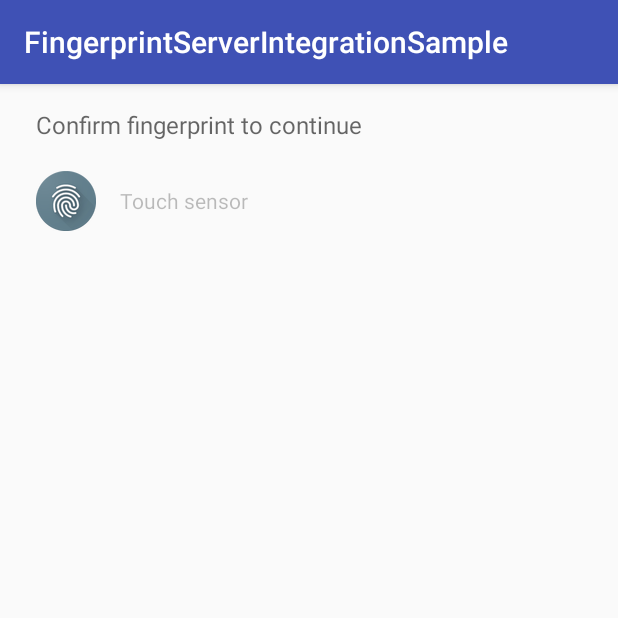
After one commit to marcelosantosti/EasyFingerprint, an Android app: the fragment FingerprintAuthenticationDialogFragment shown on its own in the app's theme, on a phone screen of 412 x 824 dp, the top half of it. The commit adds this screen. Run offline under Robolectric (Android 15) with nearby library versions, the phone set to English and light mode, and no system bars; 2 statements that could not run were skipped.

Commit message:
- Creating fingerprint dialog. This implementation ins´t done yet.

```diff
--- a/app/build.gradle
+++ b/app/build.gradle
@@ -23,4 +23,6 @@ dependencies {
     compile fileTree(dir: 'libs', include: ['*.jar'])
     testCompile 'junit:junit:4.12'
     compile 'com.android.support:appcompat-v7:23.3.0'
+    compile 'com.squareup.dagger:dagger:1.2.2'
+    compile 'com.squareup.dagger:dagger-compiler:1.2.2'
 }
--- /dev/null
+++ b/app/src/main/java/marcelosantosti/com/fingerprintserverintegrationsample/FingerprintAuthenticationDialogFragment.java
@@ -0,0 +1,109 @@
+/*
+ * Copyright (C) 2015 The Android Open Source Project
+ *
+ * Licensed under the Apache License, Version 2.0 (the "License");
+ * you may not use this file except in compliance with the License.
+ * You may obtain a copy of the License at
+ *
+ *      http://www.apache.org/licenses/LICENSE-2.0
+ *
+ * Unless required by applicable law or agreed to in writing, software
+ * distributed under the License is distributed on an "AS IS" BASIS,
+ * WITHOUT WARRANTIES OR CONDITIONS OF ANY KIND, either express or implied.
+ * See the License for the specific language governing permissions and
+ * limitations under the License
+ */
+
+package marcelosantosti.com.fingerprintserverintegrationsample;
+
+import android.app.Activity;
+import android.app.DialogFragment;
+import android.hardware.fingerprint.FingerprintManager;
+import android.os.Bundle;
+import android.view.LayoutInflater;
+import android.view.View;
+import android.view.ViewGroup;
+import android.widget.Button;
+import android.widget.CheckBox;
+import android.widget.EditText;
+import android.widget.TextView;
+
+/**
+ * A dialog which uses fingerprint APIs to authenticate the user, and falls back to password
+ * authentication if fingerprint is not available.
+ */
+public class FingerprintAuthenticationDialogFragment extends DialogFragment {
+
+    private Button mCancelButton;
+    private Button mSecondDialogButton;
+    private View mFingerprintContent;
+    private View mBackupContent;
+    private EditText mPassword;
+    private CheckBox mUseFingerprintFutureCheckBox;
+    private TextView mPasswordDescriptionTextView;
+    private TextView mNewFingerprintEnrolledTextView;
+
+    private FingerprintManager.CryptoObject mCryptoObject;
+    private MainActivity mActivity;
+
+    @Override
+    public void onCreate(Bundle savedInstanceState) {
+        super.onCreate(savedInstanceState);
+
+        // Do not create a new Fragment when the Activity is re-created such as orientation changes.
+        setRetainInstance(true);
+        setStyle(DialogFragment.STYLE_NORMAL, android.R.style.Theme_Material_Light_Dialog);
+
+        // We register a new user account here. Real apps should do this with proper UIs.
+        //enroll();
+    }
+
+    @Override
+    public View onCreateView(LayoutInflater inflater, ViewGroup container,
+            Bundle savedInstanceState) {
+        getDialog().setTitle(getString(R.string.sign_in));
+        View v = inflater.inflate(R.layout.fingerprint_dialog_container, container, false);
+        mCancelButton = (Button) v.findViewById(R.id.cancel_button);
+        mCancelButton.setOnClickListener(new View.OnClickListener() {
+            @Override
+            public void onClick(View view) {
+                dismiss();
+            }
+        });
+
+        mSecondDialogButton = (Button) v.findViewById(R.id.second_dialog_button);
+//        mSecondDialogButton.setOnClickListener(new View.OnClickListener() {
+//            @Override
+//            public void onClick(View view) {
+//                if (mStage == Stage.FINGERPRINT) {
+//                    goToBackup();
+//                } else {
+//                    verifyPassword();
+//                }
+//            }
+//        });
+        mFingerprintContent = v.findViewById(R.id.fingerprint_container);
+        mBackupContent = v.findViewById(R.id.backup_container);
+        mPassword = (EditText) v.findViewById(R.id.password);
+        //mPassword.setOnEditorActionListener(this);
+        mPasswordDescriptionTextView = (TextView) v.findViewById(R.id.password_description);
+        mUseFingerprintFutureCheckBox = (CheckBox)
+                v.findViewById(R.id.use_fingerprint_in_future_check);
+        mNewFingerprintEnrolledTextView = (TextView)
+                v.findViewById(R.id.new_fingerprint_enrolled_description);
+
+        return v;
+    }
+
+    @Override
+    public void onPause() {
+
+        super.onPause();
+    }
+
+    @Override
+    public void onAttach(Activity activity) {
+        super.onAttach(activity);
+        mActivity = (MainActivity) activity;
+    }
+}
--- /dev/null
+++ b/app/src/main/res/layout/fingerprint_dialog_container.xml
@@ -0,0 +1,65 @@
+<?xml version="1.0" encoding="utf-8"?>
+<!--
+  ~ Copyright (C) 2015 The Android Open Source Project
+  ~
+  ~ Licensed under the Apache License, Version 2.0 (the "License");
+  ~ you may not use this file except in compliance with the License.
+  ~ You may obtain a copy of the License at
+  ~
+  ~      http://www.apache.org/licenses/LICENSE-2.0
+  ~
+  ~ Unless required by applicable law or agreed to in writing, software
+  ~ distributed under the License is distributed on an "AS IS" BASIS,
+  ~ WITHOUT WARRANTIES OR CONDITIONS OF ANY KIND, either express or implied.
+  ~ See the License for the specific language governing permissions and
+  ~ limitations under the License
+  -->
+<LinearLayout xmlns:android="http://schemas.android.com/apk/res/android"
+    android:layout_width="match_parent"
+    android:layout_height="match_parent"
+    android:orientation="vertical">
+
+    <FrameLayout
+        android:layout_width="wrap_content"
+        android:layout_height="wrap_content">
+
+        <include layout="@layout/fingerprint_dialog_content" />
+
+        <include
+            layout="@layout/fingerprint_dialog_backup"
+            android:visibility="gone" />
+
+    </FrameLayout>
+
+    <LinearLayout
+        android:id="@+id/buttonPanel"
+        android:layout_width="match_parent"
+        android:layout_height="wrap_content"
+        android:orientation="horizontal"
+        android:paddingStart="12dp"
+        android:paddingEnd="12dp"
+        android:paddingTop="4dp"
+        android:paddingBottom="4dp"
+        android:gravity="bottom"
+        style="?android:attr/buttonBarStyle">
+
+        <Space
+            android:id="@+id/spacer"
+            android:layout_width="0dp"
+            android:layout_height="0dp"
+            android:layout_weight="1"
+            android:visibility="invisible" />
+        <Button
+            android:id="@+id/cancel_button"
+            style="?android:attr/buttonBarNegativeButtonStyle"
+            android:layout_width="wrap_content"
+            android:layout_height="wrap_content"/>
+
+        <Button
+            android:id="@+id/second_dialog_button"
+            style="?android:attr/buttonBarPositiveButtonStyle"
+            android:layout_width="wrap_content"
+            android:layout_height="wrap_content"/>
+    </LinearLayout>
+
+</LinearLayout>
--- /dev/null
+++ b/app/src/main/res/layout/fingerprint_dialog_content.xml
@@ -0,0 +1,58 @@
+<?xml version="1.0" encoding="utf-8"?>
+<!--
+  ~ Copyright (C) 2015 The Android Open Source Project
+  ~
+  ~ Licensed under the Apache License, Version 2.0 (the "License");
+  ~ you may not use this file except in compliance with the License.
+  ~ You may obtain a copy of the License at
+  ~
+  ~      http://www.apache.org/licenses/LICENSE-2.0
+  ~
+  ~ Unless required by applicable law or agreed to in writing, software
+  ~ distributed under the License is distributed on an "AS IS" BASIS,
+  ~ WITHOUT WARRANTIES OR CONDITIONS OF ANY KIND, either express or implied.
+  ~ See the License for the specific language governing permissions and
+  ~ limitations under the License
+  -->
+<RelativeLayout xmlns:android="http://schemas.android.com/apk/res/android"
+    android:id="@+id/fingerprint_container"
+    android:layout_width="match_parent"
+    android:layout_height="match_parent"
+    android:paddingBottom="8dp"
+    android:paddingStart="24dp"
+    android:paddingEnd="24dp"
+    android:paddingTop="16dp">
+
+    <TextView
+        android:id="@+id/fingerprint_description"
+        android:layout_width="wrap_content"
+        android:layout_height="wrap_content"
+        android:layout_alignParentStart="true"
+        android:layout_alignParentTop="true"
+        android:text="@string/fingerprint_description"
+        android:textAppearance="@android:style/TextAppearance.Material.Subhead"
+        android:textColor="?android:attr/textColorSecondary"/>
+
+
+    <ImageView
+        android:id="@+id/fingerprint_icon"
+        android:layout_width="wrap_content"
+        android:layout_height="wrap_content"
+        android:layout_alignParentStart="true"
+        android:layout_below="@+id/fingerprint_description"
+        android:layout_marginTop="20dp"
+        android:src="@drawable/ic_fp_40px" />
+
+    <TextView
+        android:id="@+id/fingerprint_status"
+        style="@android:style/TextAppearance.Material.Body1"
+        android:layout_width="wrap_content"
+        android:layout_height="wrap_content"
+        android:layout_alignBottom="@+id/fingerprint_icon"
+        android:layout_alignTop="@+id/fingerprint_icon"
+        android:layout_marginStart="16dp"
+        android:layout_toEndOf="@+id/fingerprint_icon"
+        android:gravity="center_vertical"
+        android:text="@string/fingerprint_hint"
+        android:textColor="@color/hint_color" />
+</RelativeLayout>
--- a/app/src/main/res/values/colors.xml
+++ b/app/src/main/res/values/colors.xml
@@ -3,4 +3,8 @@
     <color name="colorPrimary">#3F51B5</color>
     <color name="colorPrimaryDark">#303F9F</color>
     <color name="colorAccent">#FF4081</color>
+
+    <color name="warning_color">#f4511e</color>
+    <color name="hint_color">#42000000</color>
+    <color name="success_color">#009688</color>
 </resources>
```
Also changed, not shown: app/src/main/java/marcelosantosti/com/fingerprintserverintegrationsample/MainActivity.java (+29 -0 lines), app/src/main/res/drawable/card.xml (added, +24 -0 lines), app/src/main/res/drawable/ic_fingerprint_error.xml (added, +28 -0 lines), app/src/main/res/drawable/ic_fingerprint_success.xml (added, +28 -0 lines), app/src/main/res/layout/activity_main.xml (+27 -4 lines), app/src/main/res/layout/fingerprint_dialog_backup.xml (added, +78 -0 lines), app/src/main/res/values/strings.xml (+22 -0 lines), app/src/main/res/drawable-hdpi/ic_fp_40px.png (added), app/src/main/res/drawable-hdpi/tile.9.png (added), app/src/main/res/drawable-mdpi/ic_fp_40px.png (added), app/src/main/res/drawable-nodpi/android_robot.png (added), app/src/main/res/drawable-xhdpi/ic_fp_40px.png (added), app/src/main/res/drawable-xxhdpi/ic_fp_40px.png (added), app/src/main/res/drawable-xxxhdpi/ic_fp_40px.png (added).
